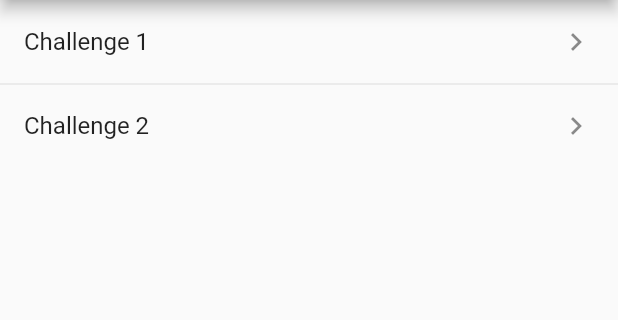
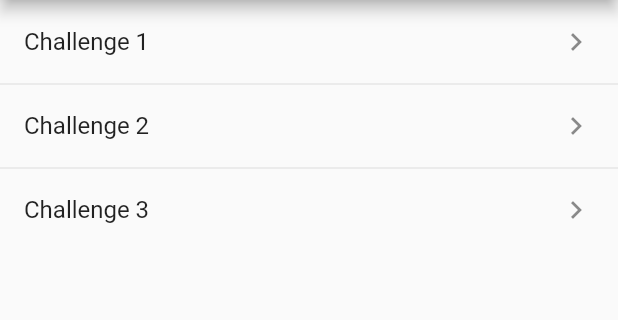
Before and after one commit to bogdanorzea/flutter_challenges, a Flutter app: the screen it shows after launch, on a phone screen of 412 x 824 dp, the part 84-404 px from its top. Run offline on Flutter 3.47's test engine with Material 2 defaults, Android fonts, the phone set to English and light mode, and no system bars.

Commit message:
Completes Challenge 3

```diff
--- a/lib/main.dart
+++ b/lib/main.dart
@@ -2,10 +2,17 @@ import 'package:flutter/material.dart';
 
 import 'challenge1.dart';
 import 'challenge2.dart';
+import 'challenge3.dart';
 
 void main() {
   runApp(MyApp());
 }
+
+const screens = {
+  "Challenge 1": "/challenge1",
+  "Challenge 2": "/challenge2",
+  "Challenge 3": "/challenge3",
+};
 
 class MyApp extends StatelessWidget {
   @override
@@ -19,6 +26,7 @@ class MyApp extends StatelessWidget {
       routes: {
         '/challenge1': (context) => Challenge1(),
         '/challenge2': (context) => Challenge2(),
+        '/challenge3': (context) => Challenge3(),
       },
     );
   }
@@ -36,20 +44,14 @@ class Home extends StatelessWidget {
           ...ListTile.divideTiles(
             context: context,
             tiles: [
-              ListTile(
-                title: Text('Challenge 1'),
-                trailing: Icon(Icons.chevron_right),
-                onTap: () {
-                  Navigator.of(context).pushNamed('/challenge1');
-                },
-              ),
-              ListTile(
-                title: Text('Challenge 2'),
-                trailing: Icon(Icons.chevron_right),
-                onTap: () {
-                  Navigator.of(context).pushNamed('/challenge2');
-                },
-              ),
+              for (final screen in screens.entries)
+                ListTile(
+                  title: Text(screen.key),
+                  trailing: Icon(Icons.chevron_right),
+                  onTap: () {
+                    Navigator.of(context).pushNamed(screen.value);
+                  },
+                ),
             ],
           ),
         ],
```
Also changed, not shown: lib/challenge3.dart (added, +36 -0 lines).
